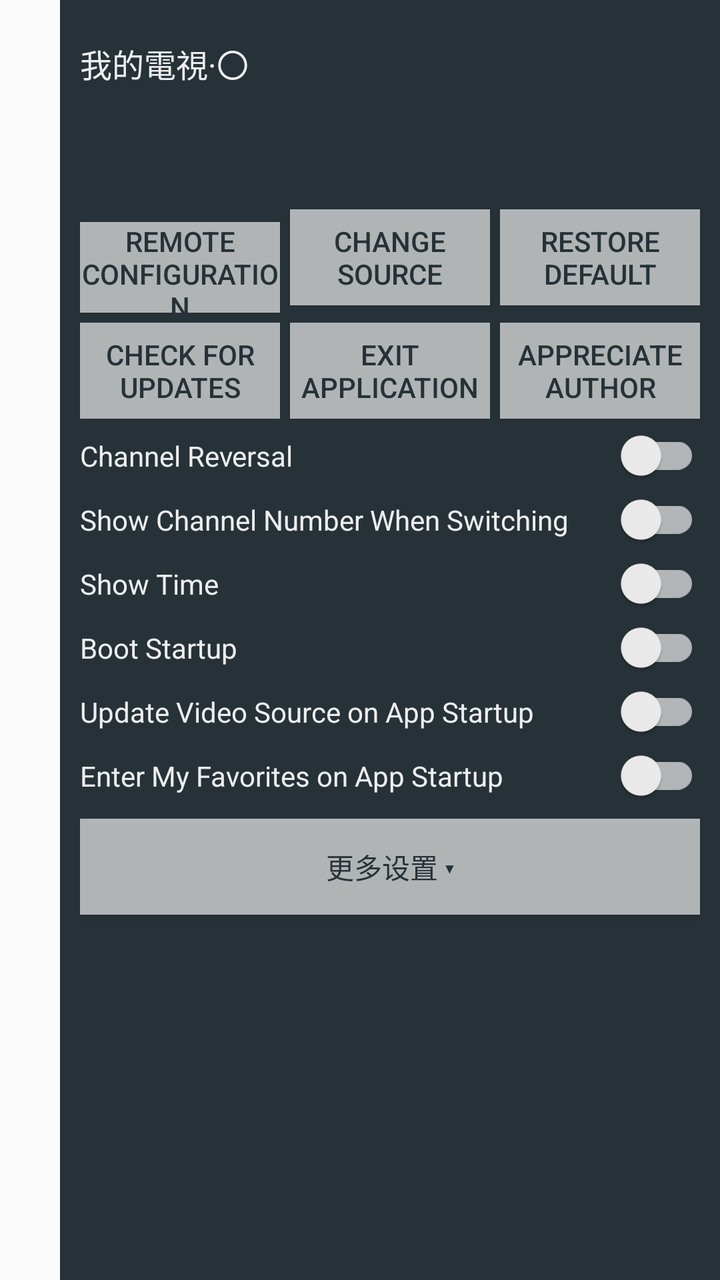
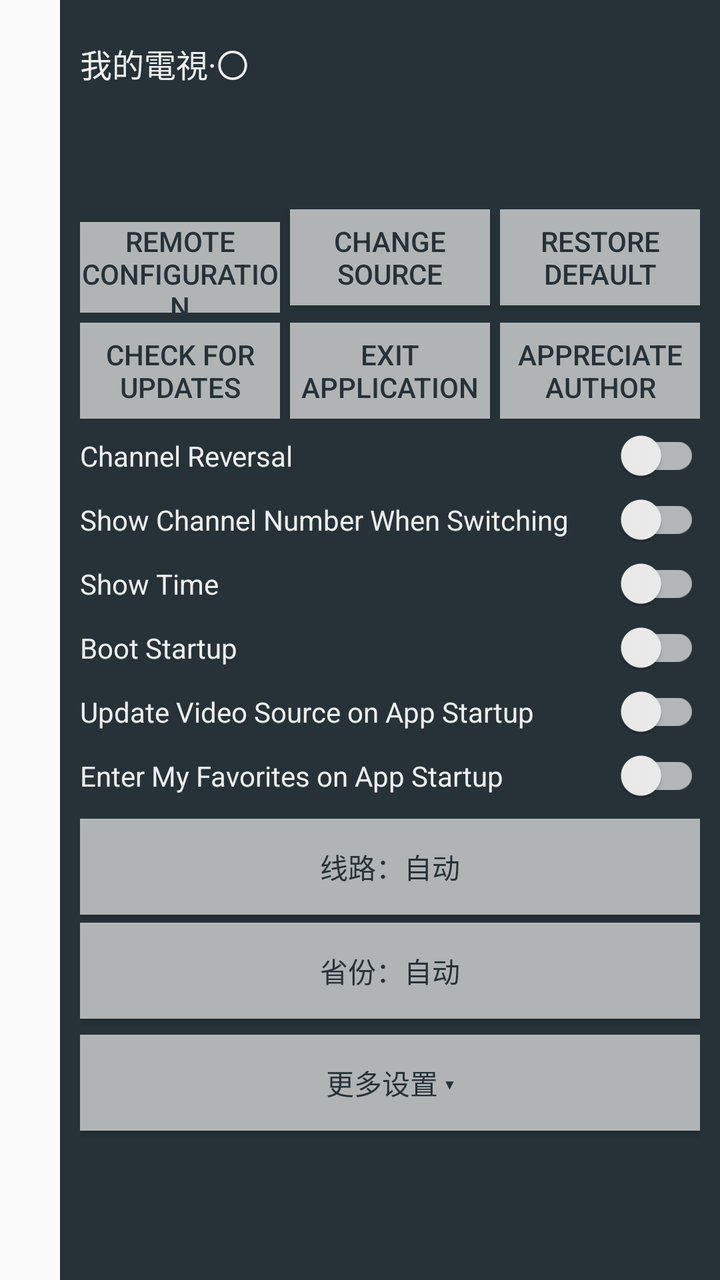

The first picture is an Android layout as it rendered before a commit; the second is the same layout after the commit. The layout source and the unified diff follow.
<!-- AndroidManifest.xml: application theme Theme.MyTV0 -->
<!-- res/layout/setting.xml -->
<?xml version="1.0" encoding="utf-8"?>
<LinearLayout xmlns:android="http://schemas.android.com/apk/res/android"
    xmlns:app="http://schemas.android.com/apk/res-auto"
    android:id="@+id/setting"
    android:layout_width="match_parent"
    android:layout_height="match_parent"
    android:clickable="true"
    android:focusable="false"
    android:gravity="end"
    >
    <ScrollView
        android:id="@+id/container"
        android:layout_width="wrap_content"
        android:layout_height="match_parent"
        android:fillViewport="true"
        >
    <LinearLayout
        android:id="@+id/content"
        android:layout_width="330dp"
        android:layout_height="wrap_content"
        android:orientation="vertical"
        android:paddingTop="20dp"
        android:paddingLeft="10dp"
        android:paddingRight="10dp"
        android:background="@color/blur"
        >
        <LinearLayout
            android:layout_width="match_parent"
            android:layout_height="wrap_content"
            android:orientation="horizontal"
            >
            <androidx.appcompat.widget.AppCompatTextView
                android:id="@+id/name"
                android:layout_width="wrap_content"
                android:layout_height="wrap_content"
                android:textColor="@color/title_blur"
                android:text="@string/app_name"
                android:textSize="16sp"
                android:layout_gravity="bottom" />
            <androidx.appcompat.widget.AppCompatTextView
                android:id="@+id/version_name"
                android:layout_width="wrap_content"
                android:layout_height="wrap_content"
                android:textColor="@color/description_blur"
                android:text=""
                android:textSize="14sp"
                android:layout_gravity="bottom"
                android:layout_marginStart="8dp" />
        </LinearLayout>

        <androidx.appcompat.widget.AppCompatTextView
            android:id="@+id/version"
            android:layout_width="wrap_content"
            android:layout_height="wrap_content"
            android:layout_marginTop="10dp"
            android:layout_marginBottom="10dp"
            android:textColor="@color/title_blur"
            android:text=""
            android:textSize="14sp"
            />

        <androidx.appcompat.widget.AppCompatTextView
            android:id="@+id/update_status"
            android:layout_width="match_parent"
            android:layout_height="wrap_content"
            android:layout_marginBottom="6dp"
            android:textColor="@color/description_blur"
            android:text=""
            android:textSize="12sp"
            />

        <LinearLayout
            android:layout_width="match_parent"
            android:layout_height="wrap_content"
            android:orientation="horizontal"
            >
            <androidx.appcompat.widget.AppCompatButton
                android:id="@+id/remote_settings"
                android:layout_width="100dp"
                android:layout_height="wrap_content"
                android:background="@color/description_blur"
                android:textColor="@color/blur"
                android:layout_marginEnd="5dp"
                android:textSize="14sp"
                android:text="@string/server" />
            <androidx.appcompat.widget.AppCompatButton
                android:id="@+id/confirm_config"
                android:layout_width="100dp"
                android:layout_height="wrap_content"
                android:background="@color/description_blur"
                android:textColor="@color/blur"
                android:layout_marginEnd="5dp"
                android:textSize="14sp"
                android:text="@string/channels" />
            <androidx.appcompat.widget.AppCompatButton
                android:id="@+id/clear"
                android:layout_width="100dp"
                android:layout_height="wrap_content"
                android:background="@color/description_blur"
                android:textColor="@color/blur"
                android:layout_marginEnd="5dp"
                android:text="@string/clear"
                android:textSize="14sp"
                />
        </LinearLayout>

        <LinearLayout
            android:layout_width="match_parent"
            android:layout_height="wrap_content"
            android:layout_marginTop="5dp"
            android:orientation="horizontal"
            >
            <androidx.appcompat.widget.AppCompatButton
                android:id="@+id/check_version"
                android:layout_width="100dp"
                android:layout_height="wrap_content"
                android:background="@color/description_blur"
                android:textColor="@color/blur"
                android:layout_marginEnd="5dp"
                android:textSize="14sp"
                android:text="@string/check_version"
                />
            <androidx.appcompat.widget.AppCompatButton
                android:id="@+id/exit"
                android:layout_width="100dp"
                android:layout_height="wrap_content"
                android:background="@color/description_blur"
                android:textColor="@color/blur"
                android:layout_marginEnd="5dp"
                android:text="@string/exit"
                android:textSize="14sp"
                />
            <androidx.appcompat.widget.AppCompatButton
                android:id="@+id/appreciate"
                android:layout_width="100dp"
                android:layout_height="wrap_content"
                android:background="@color/description_blur"
                android:textColor="@color/blur"
                android:layout_marginEnd="5dp"
                android:text="@string/appreciate"
                android:textSize="14sp"
                />
        </LinearLayout>

        <androidx.appcompat.widget.SwitchCompat
            android:id="@+id/switch_channel_reversal"
            android:text="@string/title_channel_reversal"
            android:textColor="@color/title_blur"
            android:textSize="14sp"
            android:layout_marginTop="5dp"
            android:layout_width="match_parent"
            android:layout_height="wrap_content"
            app:thumbTint="@color/switch_thumb_color"
            app:trackTint="@color/switch_track_color"
            />
        <androidx.appcompat.widget.SwitchCompat
            android:id="@+id/switch_channel_num"
            android:text="@string/title_channel_num"
            android:textColor="@color/title_blur"
            android:textSize="14sp"
            android:layout_marginTop="5dp"
            android:layout_width="match_parent"
            android:layout_height="wrap_content"
            app:thumbTint="@color/switch_thumb_color"
            app:trackTint="@color/switch_track_color"
            />
        <androidx.appcompat.widget.SwitchCompat
            android:id="@+id/switch_time"
            android:text="@string/title_time"
            android:textColor="@color/title_blur"
            android:textSize="14sp"
            android:layout_marginTop="5dp"
            android:layout_width="match_parent"
            android:layout_height="wrap_content"
            app:thumbTint="@color/switch_thumb_color"
            app:trackTint="@color/switch_track_color"
            />
        <androidx.appcompat.widget.SwitchCompat
            android:id="@+id/switch_boot_startup"
            android:text="@string/title_boot_startup"
            android:textColor="@color/title_blur"
            android:layout_marginTop="5dp"
            android:textSize="14sp"
            android:layout_width="match_parent"
            android:layout_height="wrap_content"
            app:thumbTint="@color/switch_thumb_color"
            app:trackTint="@color/switch_track_color"
            />
        <androidx.appcompat.widget.SwitchCompat
            android:id="@+id/switch_config_auto_load"
            android:text="@string/title_config_auto_load"
            android:textColor="@color/title_blur"
            android:textSize="14sp"
            android:layout_marginTop="5dp"
            android:layout_width="match_parent"
            android:layout_height="wrap_content"
            app:thumbTint="@color/switch_thumb_color"
            app:trackTint="@color/switch_track_color"
            />
        <androidx.appcompat.widget.SwitchCompat
            android:id="@+id/switch_default_like"
            android:text="@string/title_default_like"
            android:textColor="@color/title_blur"
            android:textSize="14sp"
            android:layout_marginTop="5dp"
            android:layout_width="match_parent"
            android:layout_height="wrap_content"
            app:thumbTint="@color/switch_thumb_color"
            app:trackTint="@color/switch_track_color"
            />

        
        <androidx.appcompat.widget.AppCompatButton
            android:id="@+id/more_settings"
            android:layout_width="match_parent"
            android:layout_height="wrap_content"
            android:layout_marginTop="8dp"
            android:background="@color/description_blur"
            android:textColor="@color/blur"
            android:textSize="14sp"
            android:text="更多设置 ▾" />

        <LinearLayout
            android:id="@+id/more_group"
            android:layout_width="match_parent"
            android:layout_height="wrap_content"
            android:orientation="vertical"
            android:visibility="gone"
            >
            <androidx.appcompat.widget.SwitchCompat
                android:id="@+id/switch_show_all_channels"
                android:text="@string/show_all_channels"
                android:textColor="@color/title_blur"
                android:textSize="14sp"
                android:layout_marginTop="5dp"
                android:layout_width="match_parent"
                android:layout_height="wrap_content"
                app:thumbTint="@color/switch_thumb_color"
                app:trackTint="@color/switch_track_color"
                />
            <androidx.appcompat.widget.SwitchCompat
                android:id="@+id/switch_compact_menu"
                android:text="@string/compact_menu"
                android:textColor="@color/title_blur"
                android:textSize="14sp"
                android:layout_marginTop="5dp"
                android:layout_width="match_parent"
                android:layout_height="wrap_content"
                app:thumbTint="@color/switch_thumb_color"
                app:trackTint="@color/switch_track_color"
                />
            <androidx.appcompat.widget.SwitchCompat
                android:id="@+id/switch_display_seconds"
                android:text="@string/display_seconds"
                android:textColor="@color/title_blur"
                android:textSize="14sp"
                android:layout_marginTop="5dp"
                android:layout_width="match_parent"
                android:layout_height="wrap_content"
                app:thumbTint="@color/switch_thumb_color"
                app:trackTint="@color/switch_track_color"
                />
            <androidx.appcompat.widget.SwitchCompat
                android:id="@+id/switch_repeat_info"
                android:text="@string/title_repeat_info"
                android:textColor="@color/title_blur"
                android:textSize="14sp"
                android:layout_marginTop="5dp"
                android:layout_width="match_parent"
                android:layout_height="wrap_content"
                app:thumbTint="@color/switch_thumb_color"
                app:trackTint="@color/switch_track_color"
                />
            <androidx.appcompat.widget.SwitchCompat
                android:id="@+id/switch_soft_decode"
                android:text="@string/soft_decode"
                android:textColor="@color/title_blur"
                android:textSize="14sp"
                android:layout_marginTop="5dp"
                android:layout_width="match_parent"
                android:layout_height="wrap_content"
                app:thumbTint="@color/switch_thumb_color"
                app:trackTint="@color/switch_track_color"
                />
        </LinearLayout>
    </LinearLayout>
    </ScrollView>
</LinearLayout>
<!-- resources referenced by this layout -->
<resources>
  <color name="blur">#FF263238</color>
  <color name="description_blur">#B3EEEEEE</color>
  <color name="title_blur">#FFEEEEEE</color>
  <string name="app_name">我的電視·〇</string>
  <string name="appreciate">Appreciate Author</string>
  <string name="channels">Change Source</string>
  <string name="check_version">Check for Updates</string>
  <string name="clear">Restore Default</string>
  <string name="compact_menu">Compact Menu</string>
  <string name="display_seconds">Display Seconds</string>
  <string name="exit">Exit Application</string>
  <string name="server">Remote Configuration</string>
  <string name="show_all_channels">Show all channels</string>
  <string name="soft_decode">Soft Decode</string>
  <string name="title_boot_startup">Boot Startup</string>
  <string name="title_channel_num">Show Channel Number When Switching</string>
  <string name="title_channel_reversal">Channel Reversal</string>
  <string name="title_config_auto_load">Update Video Source on App Startup</string>
  <string name="title_default_like">Enter My Favorites on App Startup</string>
  <string name="title_repeat_info">Show Video Info During Loop Playback</string>
  <string name="title_time">Show Time</string>
  <style name="Theme.MyTV0" parent="@style/Theme.AppCompat.DayNight">
          <item name="windowNoTitle">true</item>
          <item name="android:windowDisablePreview">true</item>
      </style>
</resources>

<!-- the commit's change to res/layout/setting.xml (unified diff, before → after) -->
@@ -211,6 +211,27 @@
 
         
         <androidx.appcompat.widget.AppCompatButton
+            android:id="@+id/btn_isp"
+            android:layout_width="match_parent"
+            android:layout_height="wrap_content"
+            android:layout_marginTop="8dp"
+            android:background="@color/description_blur"
+            android:textColor="@color/blur"
+            android:textSize="14sp"
+            android:text="线路：自动" />
+
+        <androidx.appcompat.widget.AppCompatButton
+            android:id="@+id/btn_region"
+            android:layout_width="match_parent"
+            android:layout_height="wrap_content"
+            android:layout_marginTop="4dp"
+            android:background="@color/description_blur"
+            android:textColor="@color/blur"
+            android:textSize="14sp"
+            android:text="省份：自动" />
+
+        
+        <androidx.appcompat.widget.AppCompatButton
             android:id="@+id/more_settings"
             android:layout_width="match_parent"
             android:layout_height="wrap_content"
